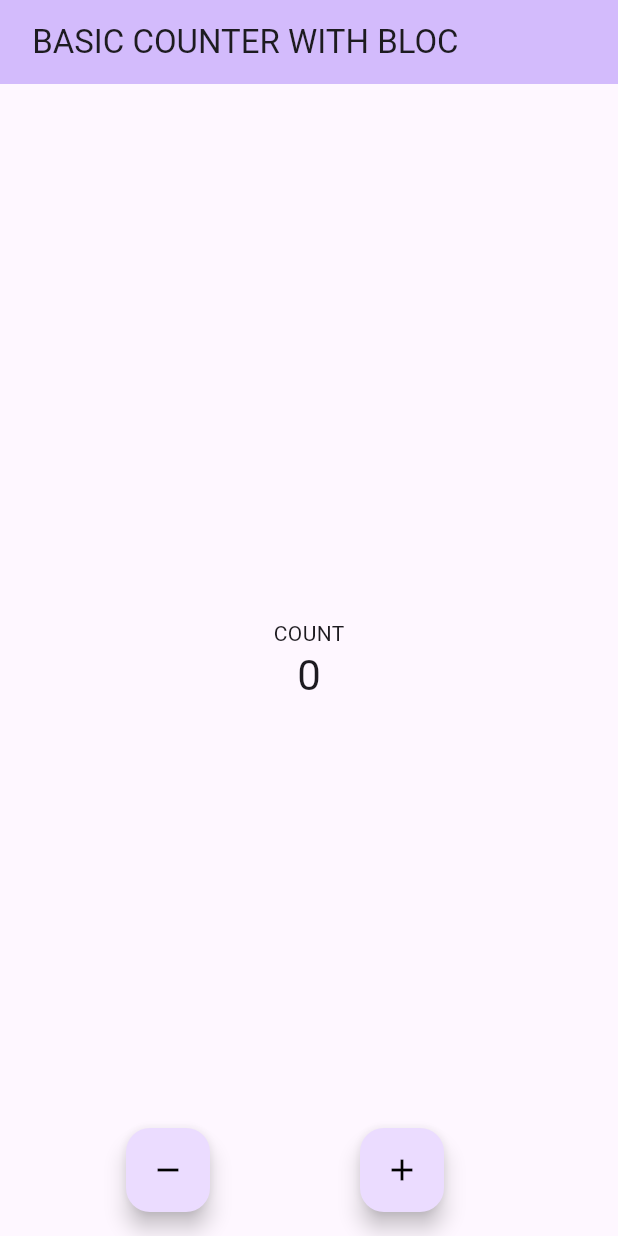
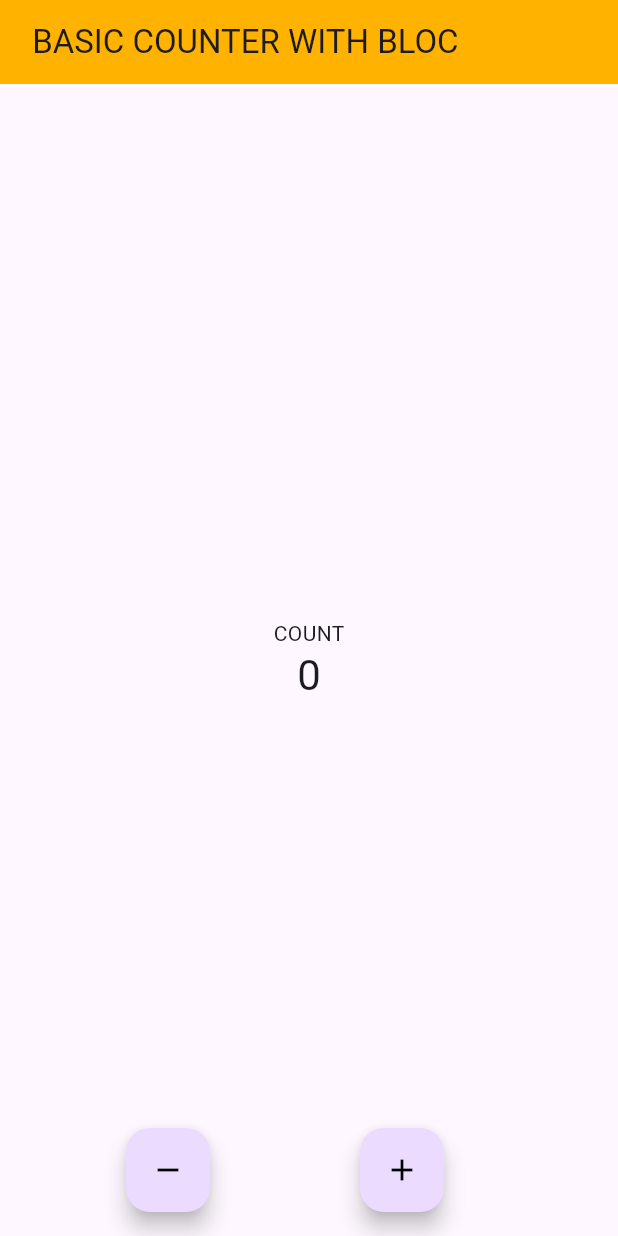
Before and after one commit to basanthraj15/basic_counterapp, a Flutter app: the screen it shows after launch, on a phone screen of 412 x 824 dp. Run offline on Flutter 3.47's test engine with Material 3 defaults, Android fonts, the phone set to English and light mode, and no system bars; our stand-ins replace bloc, flutter_bloc.

Commit message:
Counter completed

```diff
--- a/lib/main.dart
+++ b/lib/main.dart
@@ -38,7 +38,7 @@ class MyHomePage extends StatelessWidget {
   Widget build(BuildContext context) {
     return Scaffold(
       appBar: AppBar(
-        backgroundColor: Theme.of(context).colorScheme.inversePrimary,
+        backgroundColor: Colors.amber[600],
         title: Text(title),
       ),
       body: Center(
```
